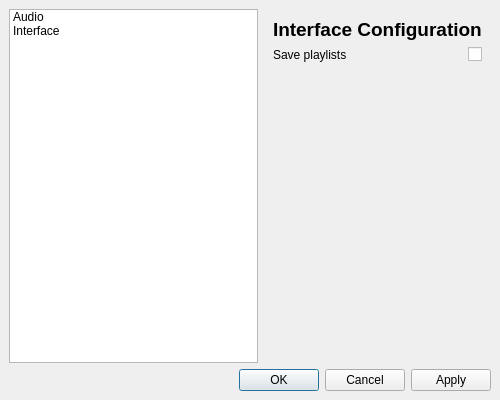
CapitanMurasa/PerfectAudioWorks, file src/PAW_GUI/settings_paw_gui.ui: the form before one commit.
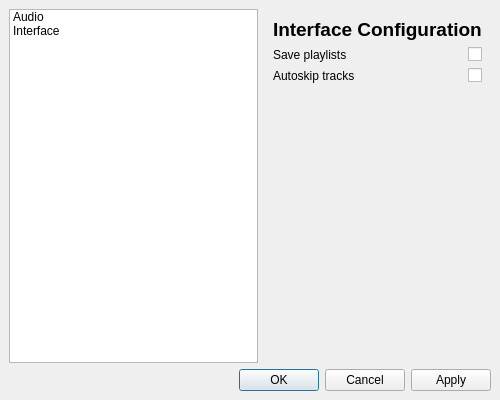
The form after the commit.

Patch:
```diff
--- a/src/PAW_GUI/settings_paw_gui.ui
+++ b/src/PAW_GUI/settings_paw_gui.ui
@@ -122,6 +122,23 @@
               </property>
              </widget>
             </item>
+            <item row="1" column="0">
+             <widget class="QLabel" name="label_2">
+              <property name="text">
+               <string>Autoskip tracks</string>
+              </property>
+             </widget>
+            </item>
+            <item row="1" column="1">
+             <widget class="QCheckBox" name="checkBox">
+              <property name="layoutDirection">
+               <enum>Qt::RightToLeft</enum>
+              </property>
+              <property name="text">
+               <string/>
+              </property>
+             </widget>
+            </item>
            </layout>
           </item>
           <item>
```
